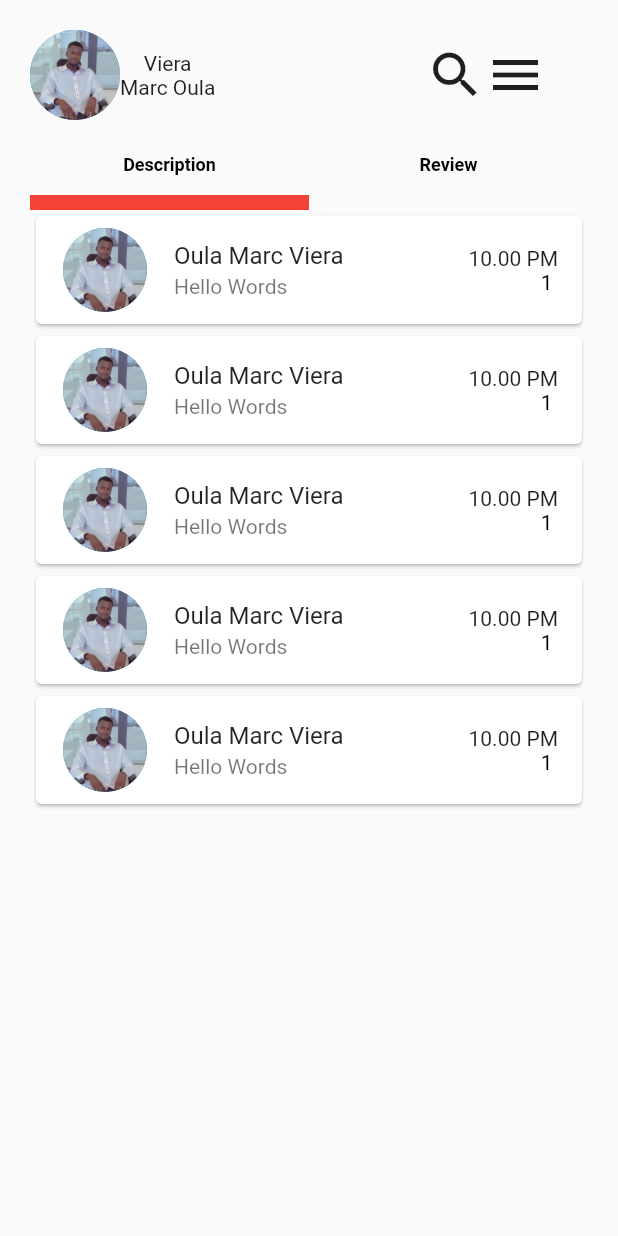
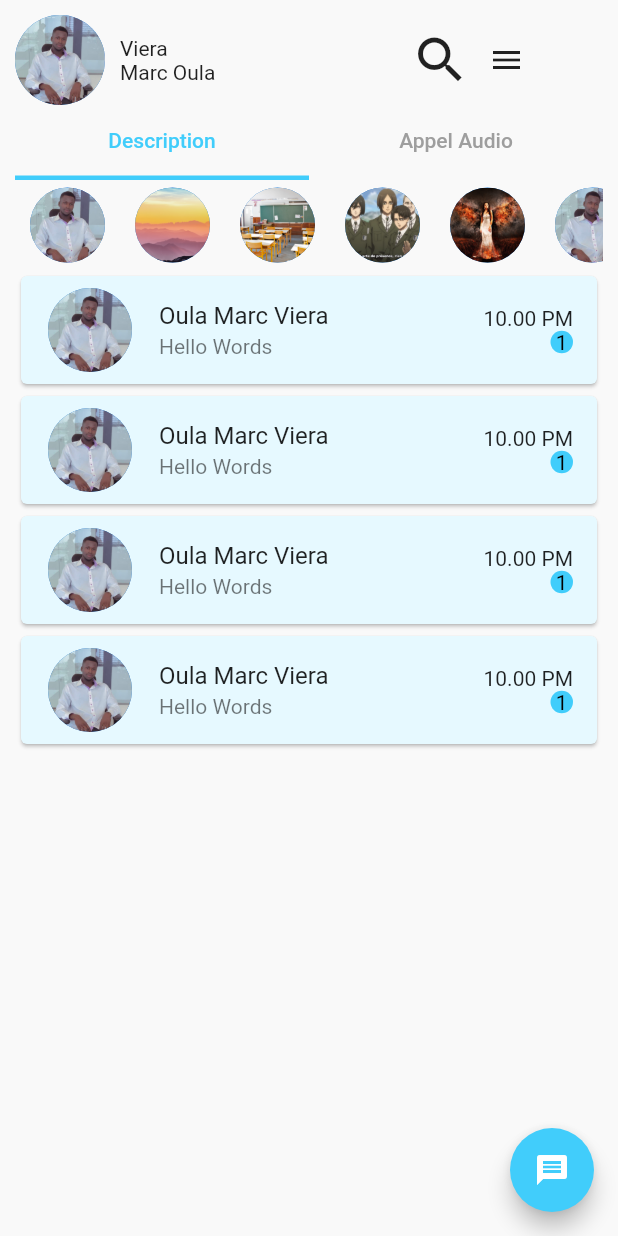
Before and after one commit to marczer/Onzek, a Flutter app: the screen it shows after launch, on a phone screen of 412 x 824 dp. Run offline on Flutter 3.47's test engine with Material 2 defaults, Android fonts, the phone set to English and light mode, and no system bars; our stand-ins replace grouped_list; missing offline and left inert: dart:html.

Commit message:
ok c propre

```diff
--- a/lib/PagePrincipal.dart
+++ b/lib/PagePrincipal.dart
@@ -1,6 +1,9 @@
 import 'dart:html';
 
 import 'package:flutter/material.dart';
+import 'personcompte.dart';
+import 'inbox.dart';
+
 
 class MyHomePage extends StatefulWidget {
   const MyHomePage({super.key, required String title});
@@ -14,44 +17,30 @@ class _MyHomePageState extends State<MyHomePage> {
   Widget build(BuildContext context) {
     return Scaffold(
       body: DefaultTabController(
-        length: 3,
+
+        length: 2,
         child: Container(
-        padding: EdgeInsets.all(20),
-        color: Color(0xf9f9f9),
+        padding: EdgeInsets.all(10),
+        color: Color(0xfff9f9f9),
         child: Column(
           children: [
-            Row(
-              children:  [
-                CircleAvatar(
-                  radius: 30,
-                  backgroundImage: AssetImage("assets/lezer.jpeg"),
-                ),
-                Column(
-                  children: [
-                    Text('Viera'),
-                    Text('Marc Oula'),
-                  ],
-                ),
-                SizedBox(width: 140,),
-                Icon( Icons.search, color: Color.fromARGB(255, 32, 30, 30), size: 40.0,),
-                Icon( Icons.menu, color: Color.fromARGB(255, 32, 30, 30), size: 40.0,),
-              ],
-            ),
-            Container(
-              height: 10,
-            ),
+            avata(image: "assets/lezer.jpeg", nom: 'Viera', prenom: 'Marc Oula'),
+            // Container(
+            //   height: 10,
+            // ),
             Container(
               constraints: BoxConstraints.expand(height: 50),
               child:  const TabBar(
-                indicatorColor: Colors.red,
-                indicatorWeight: 10,
 
+                labelColor: Color(0xff41CDFB),
+                indicatorColor: Color(0xff41CDFB),
+                indicatorWeight: 3,
+                unselectedLabelColor: Colors.grey,
                 tabs: [
                 Tab(
-
-                  child: Text('Description',style: TextStyle(color: Colors.black,fontSize: 12,fontWeight: FontWeight.bold),),
+                  child: Text('Description',maxLines: 1,),
                   ),
-                Tab(child: Text('Review',style: TextStyle(color: Colors.black,fontSize: 12,fontWeight: FontWeight.bold),),),
+                Tab(child: Text('Appel Audio',maxLines: 1,),),
                 // Colors.black,
               ]
               ),
@@ -60,32 +49,98 @@ class _MyHomePageState extends State<MyHomePage> {
               child: Container(
                 child: TabBarView(
                   children: [
-                    ListView.builder(
-                      itemCount: 5,
-                      itemBuilder: (context, index) {
-                        return  Card(
+                    ListView(
+                      children: [
+                        Column(
+                          children: [
+                           SizedBox(
+                            height: 60,
+                             child: ListView(
+                              scrollDirection: Axis.horizontal,
+                              children: [
+                                connectavata(image: 'assets/lezer.jpeg',),
+                                connectavata(image: 'assets/Format.png',),
+                                connectavata(image: 'assets/ecole.png',),
+                                connectavata(image: 'assets/image1.png',),
+                                connectavata(image: 'assets/image2.jpg',),
+                                connectavata(image: 'assets/lezer.jpeg',),
+                              ],
+                             ),
+                           ),
+                          const personcompte(
+                              image: "assets/lezer.jpeg",
+                              username: 'Oula Marc Viera',
+                              lastmes: 'Hello Words',
+                              year: "10.00 PM",
+                              numbermes: '1'
+                              ),
+                           const personcompte(
+                              image: "assets/lezer.jpeg",
+                              username: 'Oula Marc Viera',
+                              lastmes: 'Hello Words',
+                              year: "10.00 PM",
+                              numbermes: '1'
+                              ),
+                           const personcompte(
+                              image: "assets/lezer.jpeg",
+                              username: 'Oula Marc Viera',
+                              lastmes: 'Hello Words',
+                              year: "10.00 PM",
+                              numbermes: '1'
+                              ),
+                           const personcompte(
+                              image: "assets/lezer.jpeg",
+                              username: 'Oula Marc Viera',
+                              lastmes: 'Hello Words',
+                              year: "10.00 PM",
+                              numbermes: '1'
+                              ),
+                          ],
+                          ),
+                      ],
+                      ),
+                  ListView(
+                      children: [
+                        Column(
+                          children: [
+                           SizedBox(
+                            height: 60,
+                             child: ListView(
+                              scrollDirection: Axis.horizontal,
+                              children: [
+                                connectavata(image: 'assets/lezer.jpeg',),
+                                connectavata(image: 'assets/Format.png',),
+                                connectavata(image: 'assets/ecole.png',),
+                                connectavata(image: 'assets/image1.png',),
+                                connectavata(image: 'assets/image2.jpg',),
+                                connectavata(image: 'assets/lezer.jpeg',),
+                              ],
+                             ),
+                           ),
+                           Card(
+                                color: Color(0xffe6f9ff),
                                 // margin: EdgeInsets.symmetric(horizontal: 30,vertical: 10),
                                 child: ListTile(
-                              leading: const CircleAvatar(
+                                  leading:  CircleAvatar(
                                   radius: 30,
-                              backgroundImage: AssetImage("assets/lezer.jpeg"),
+                                  backgroundImage: AssetImage('assets/Format.png'),
                                      ),
-                              title: Text('Oula Marc Viera'),
-                              subtitle: Text('Hello Words'),
+                                  title: Text('zer oula'),
+                                  subtitle: Text('appel manquer',style: TextStyle(color: Colors.red),),
                                   trailing: Column(
                                     mainAxisAlignment: MainAxisAlignment.center,
                                     crossAxisAlignment: CrossAxisAlignment.end,
                                     children: [
-                                  Text("10.00 PM"),
+                                      Icon( Icons.phone, color: Colors.red),
                                       Container(
                                         height: 15,
                                         width: 15,
                                         decoration: const BoxDecoration(
                                           borderRadius: BorderRadius.all(Radius.circular(10)),
-                                      color: Color.fromARGB(0, 80, 186, 218),
+                                          color: Color(0xff41CDFB),
                                         ),
 
-                                    child: const Center(
+                                        child:  Center(
                                           child: Text('1',style: TextStyle(color: Colors.black)
                                           ),
                                         )
@@ -93,32 +148,55 @@ class _MyHomePageState extends State<MyHomePage> {
                                     ],
                                   ),
                             ),
-                        );
+                           ),
+                           Card(
+                                color: Color(0xffe6f9ff),
+                                // margin: EdgeInsets.symmetric(horizontal: 30,vertical: 10),
+                                child: ListTile(
+                                  leading:  CircleAvatar(
+                                  radius: 30,
+                                  backgroundImage: AssetImage('assets/Format.png'),
+                                     ),
+                                  title: Text('zer oula'),
+                                  subtitle: Text('appel recu',style: TextStyle(color: Colors.blue),),
+                                  trailing: Column(
+                                    mainAxisAlignment: MainAxisAlignment.center,
+                                    crossAxisAlignment: CrossAxisAlignment.end,
+                                    children: [
+                                      Icon( Icons.phone, color: Colors.blue),
+                                      Container(
+                                        height: 15,
+                                        width: 15,
+                                        decoration: const BoxDecoration(
+                                          borderRadius: BorderRadius.all(Radius.circular(10)),
+                                          color: Color(0xff41CDFB),
+                                        ),
 
-                      },
+                                        child:  Center(
+                                          child: Text('1',style: TextStyle(color: Colors.black)
                                           ),
-                  Container(child: Text('ggggggg'),),
+                                        )
+                                      ),
+                                    ],
+                                  ),
+                            ),
+                           ),
+                          ],
+                          ),
+                      ],
+                      ),
                 ]),
             )
             ),
           ],
         ),
         ),
-
+      ),
+      floatingActionButton: const FloatingActionButton(
+               onPressed: null,
+               child: Icon(Icons.message),
+               backgroundColor: Color(0xff41CDFB),
           ),
     );
   }
 }
-
-class onzek extends StatelessWidget {
-  const onzek({super.key});
-
-  @override
-  Widget build(BuildContext context) {
-    return Scaffold(
-      appBar: AppBar(
-
-      ),
-    );
-  }
-}
--- a/lib/main.dart
+++ b/lib/main.dart
@@ -1,6 +1,7 @@
 import 'package:flutter/material.dart';
 
 import 'PagePrincipal.dart';
+import 'inbox.dart';
 
 void main() {
   runApp(const MyApp());
--- /dev/null
+++ b/lib/personcompte.dart
@@ -0,0 +1,145 @@
+import 'package:flutter/material.dart';
+import 'package:onzek/parametre.dart';
+
+import 'inbox.dart';
+
+class personcompte extends StatefulWidget {
+
+  final String image;
+  final String username;
+  final String lastmes;
+  final String year;
+  final String numbermes;
+
+  const personcompte({super.key,
+              required  this.image,
+              required  this.username,
+              required  this.lastmes,
+              required  this.year,
+              required  this.numbermes,
+                    });
+  @override
+  State<personcompte> createState() => _personcompteState();
+}
+
+class _personcompteState extends State<personcompte> {
+  @override
+  Widget build(BuildContext context) {
+                      return GestureDetector(
+                        onTap: () {
+                               Navigator.push(context, MaterialPageRoute(builder: (context) =>  onzek(title: '',),));
+                             },
+                        child: Card(
+                                color: Color(0xffe6f9ff),
+                                // margin: EdgeInsets.symmetric(horizontal: 30,vertical: 10),
+                                child: ListTile(
+                                  leading:  CircleAvatar(
+                                  radius: 30,
+                                  backgroundImage: AssetImage(widget.image),
+                                     ),
+                                  title: Text(widget.username),
+                                  subtitle: Text(widget.lastmes),
+                                  trailing: Column(
+                                    mainAxisAlignment: MainAxisAlignment.center,
+                                    crossAxisAlignment: CrossAxisAlignment.end,
+                                    children: [
+                                      Text(widget.year),
+                                      Container(
+                                        height: 15,
+                                        width: 15,
+                                        decoration: const BoxDecoration(
+                                          borderRadius: BorderRadius.all(Radius.circular(10)),
+                                          color: Color(0xff41CDFB),
+                                        ),
+
+                                        child:  Center(
+                                          child: Text(widget.numbermes,style: TextStyle(color: Colors.black)
+                                          ),
+                                        )
+                                      ),
+                                    ],
+                                  ),
+                            ),
+    ),
+                      );
+  }
+}
+
+ class connectavata extends StatelessWidget {
+
+     final String image;
+     connectavata({super.key,required  this.image,});
+
+   @override
+   Widget build(BuildContext context) {
+             return Padding(
+               padding: const EdgeInsets.all(5.0),
+               child: CircleAvatar(
+                          radius: 30,
+                          backgroundImage: AssetImage(image),
+                  ),
+             );
+          // Container(
+          //            margin: EdgeInsets.all(5),
+          //            height: 50,
+          //            width: 50,
+          //            decoration: BoxDecoration(
+          //            borderRadius: BorderRadius.all(Radius.circular(30)),
+          //            image: DecorationImage(image: AssetImage(image)),
+          //            border: Border.all(
+          //            width: 3,
+          //            color: Colors.grey,
+          //          )
+          //       ),
+          // );
+   }
+ }
+
+ enum MenuItem {
+      item1,
+      item2,
+    }
+  class avata extends StatelessWidget {
+
+     final String image;
+     final String nom;
+     final String prenom;
+     avata({super.key,required  this.image,required  this.nom,required  this.prenom,});
+
+   @override
+   Widget build(BuildContext context) {
+
+            return Row(
+              children:  [
+                CircleAvatar(
+                  radius: 30,
+                  backgroundImage: AssetImage(image),
+                ),
+                SizedBox(width: 10,),
+                Column(
+                  crossAxisAlignment: CrossAxisAlignment.start,
+                  children: [
+                    Text(nom),
+                    Text(prenom),
+                  ],
+                ),
+                SizedBox(width: 130,),
+                Icon( Icons.search, size: 40.0,),
+                PopupMenuButton(
+                      onSelected: (value) {
+                        if (value == MenuItem.item1){
+                      Navigator.push(context, MaterialPageRoute(builder: (context) =>  para(),));
+                        }
+                      },
+                      icon: Icon(Icons.menu),
+                      itemBuilder: (BuildContext context) => <PopupMenuEntry>[
+                        const PopupMenuItem(
+                            value: MenuItem.item1,
+                            child: Text('Parametre'),
+                        ),
+                      ],
+                    ),
+              ],
+            );
+   }
+ }
--- a/pubspec.yaml
+++ b/pubspec.yaml
@@ -36,6 +36,8 @@ dependencies:
   # The following adds the Cupertino Icons font to your application.
   # Use with the CupertinoIcons class for iOS style icons.
   cupertino_icons: ^1.0.2
+  grouped_list: ^5.1.2
+  intl: ^0.17.0
 
 dev_dependencies:
   flutter_test:
```
Also changed, not shown: lib/inbox.dart (added, +152 -0 lines), lib/parametre.dart (added, +99 -0 lines), lib/zerpush.dart (deleted), pubspec.lock. Lines whose indentation alone changed are shown as unchanged.
